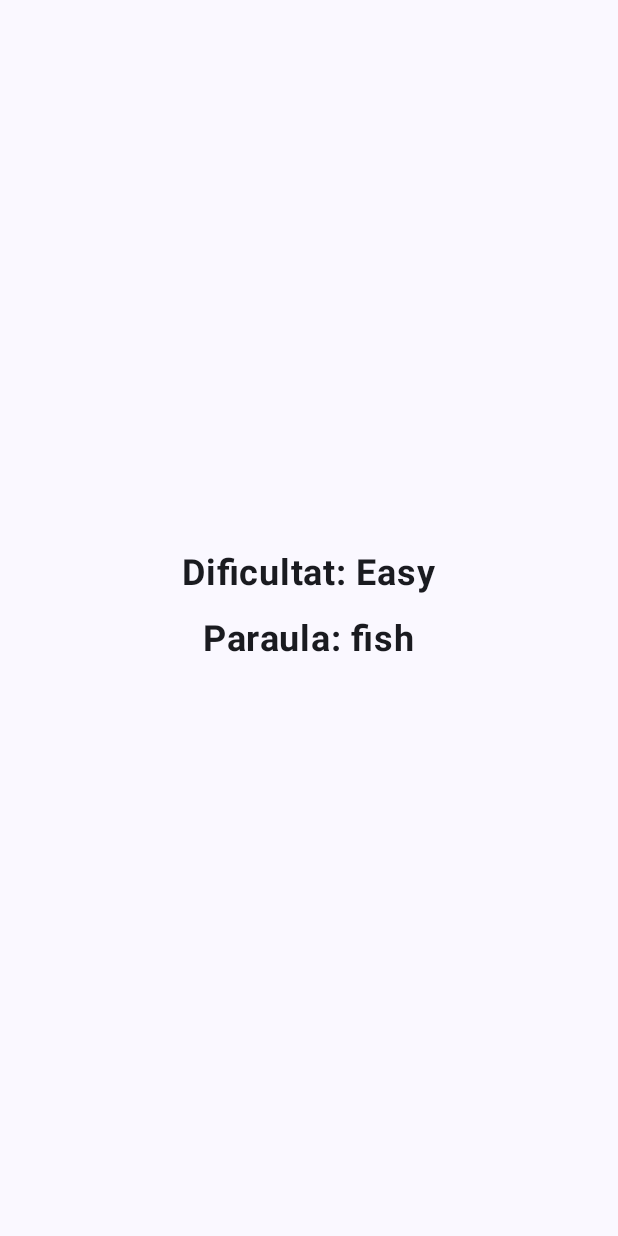
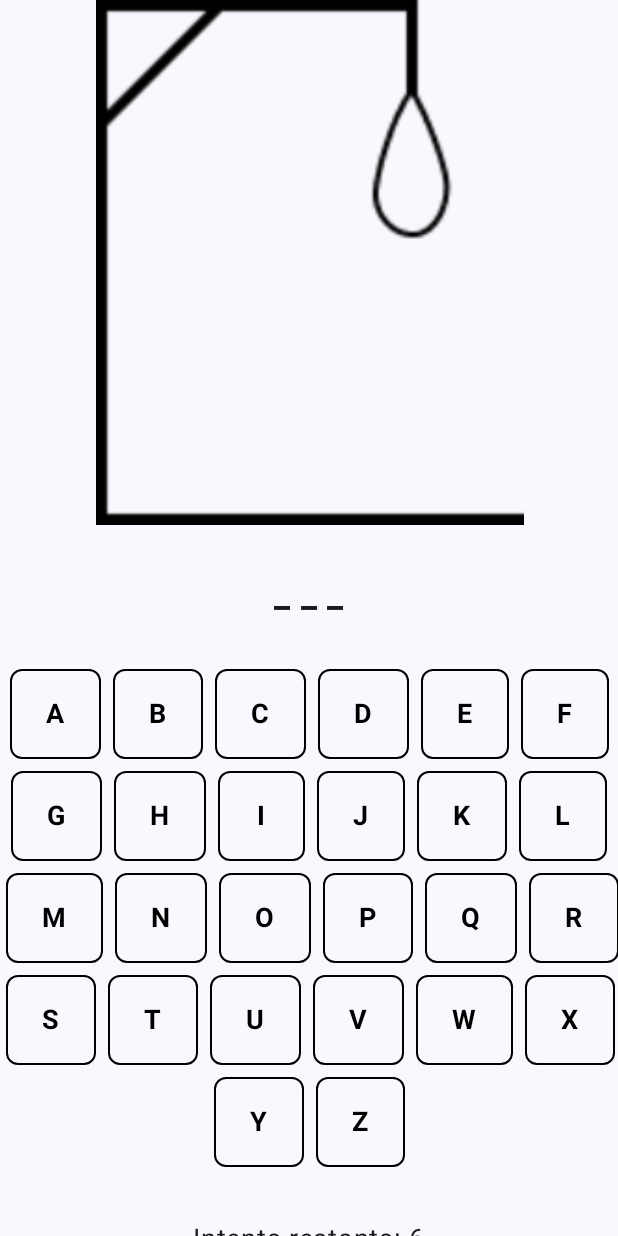
Before and after one commit to LSG-DAM2-M07-24-25/pr04-hangman-app-jaumegandara_joanlinares, an Android app built with Jetpack Compose: the composable GameScreen shown on its own in the app's theme, on a phone screen of 412 x 824 dp. Run offline under Robolectric (Android 15) with nearby library versions, the phone set to English and light mode, and no system bars.

Commit message:
feat: visual del joc funcional, però sence comprovacions de si és correcte o no

```diff
--- a/app/src/main/java/com/example/pr04_hangman_app_jaumegandara_joanlinares/view/GameScreen.kt
+++ b/app/src/main/java/com/example/pr04_hangman_app_jaumegandara_joanlinares/view/GameScreen.kt
@@ -1,41 +1,101 @@
 package com.example.pr04_hangman_app_jaumegandara_joanlinares.view
 
+import androidx.compose.foundation.BorderStroke
+import androidx.compose.foundation.Image
+import androidx.compose.foundation.layout.*
+import androidx.compose.foundation.lazy.LazyRow
+import androidx.compose.foundation.lazy.items
+import androidx.compose.material3.*
 import androidx.compose.runtime.Composable
-import androidx.compose.runtime.remember
+import androidx.compose.runtime.getValue
 import androidx.compose.ui.Alignment
 import androidx.compose.ui.Modifier
-import androidx.compose.foundation.layout.*
-import androidx.compose.material3.*
+import androidx.compose.ui.graphics.Color
+import androidx.compose.ui.res.painterResource
 import androidx.compose.ui.text.font.FontWeight
 import androidx.compose.ui.unit.dp
 import androidx.compose.ui.unit.sp
+import androidx.lifecycle.viewmodel.compose.viewModel
 import androidx.navigation.NavController
-import com.example.pr04_hangman_app_jaumegandara_joanlinares.Model.Words
+import com.example.pr04_hangman_app_jaumegandara_joanlinares.R
+import com.example.pr04_hangman_app_jaumegandara_joanlinares.viewModel.GameViewModel
 
 @Composable
-fun GameScreen(navController: NavController) {
+fun GameScreen(navController: NavController, gameViewModel: GameViewModel = viewModel()) {
     val difficulty = navController.currentBackStackEntry?.arguments?.getString("difficulty") ?: "Easy"
-
-    val words = Words()
-    val selectedWord = remember { words.getRandomWords(difficulty) }
+    val remainingAttempts by gameViewModel.remainingAttempts
+    val guessedLetters by gameViewModel.guessedLetters
+    val selectedWord = gameViewModel.selectedWord
+    val wordDisplay = selectedWord.map { if (it in guessedLetters) it else '_' }.joinToString(" ")
+    val alphabet = ('A'..'Z').toList()
+    val letterGroups = alphabet.chunked(6)
 
     Column(
         modifier = Modifier.fillMaxSize(),
         verticalArrangement = Arrangement.Center,
         horizontalAlignment = Alignment.CenterHorizontally
     ) {
-        Text(
-            text = "Dificultat: $difficulty",
-            fontSize = 24.sp,
-            fontWeight = FontWeight.Bold,
-            modifier = Modifier.padding(bottom = 16.dp)
+        Image(
+            painter = painterResource(id = GallowImage(remainingAttempts)),
+            contentDescription = "Hangman",
+            modifier = Modifier
+                .width(350.dp)
+                .height(350.dp)
         )
 
         Text(
-            text = "Paraula: $selectedWord",
+            text = wordDisplay,
             fontSize = 24.sp,
             fontWeight = FontWeight.Bold,
-            modifier = Modifier.padding(bottom = 16.dp)
+            modifier = Modifier.padding(32.dp)
+        )
+
+        letterGroups.forEach { group ->
+            LazyRow(
+                modifier = Modifier.fillMaxWidth(),
+                horizontalArrangement = Arrangement.Center
+            ) {
+                items(group) { letter ->
+                    Button(
+                        modifier = Modifier
+                            .padding(4.dp).height(60.dp),
+                        onClick = { gameViewModel.onLetterClicked(letter) },
+                        enabled = !guessedLetters.contains(letter),
+                        shape = MaterialTheme.shapes.small,
+                        colors = ButtonDefaults.buttonColors(
+                            containerColor = Color.Transparent,
+                            contentColor = Color.Black
+                        ),
+                        border = BorderStroke(1.dp, Color.Black)
+                    ) {
+                        Text(
+                            text = letter.toString(),
+                            fontSize = 18.sp,
+                            fontWeight = FontWeight.Bold,
+                            color = Color.Black
+                        )
+                    }
+                }
+            }
+        }
+
+        Text(
+            text = "Intents restants: $remainingAttempts",
+            fontSize = 18.sp,
+            modifier = Modifier.padding(top = 32.dp)
         )
     }
 }
+
+@Composable
+fun GallowImage(remainingAttempts: Int): Int {
+    return when (remainingAttempts) {
+        0 -> R.drawable.gallows6
+        1 -> R.drawable.gallows5
+        2 -> R.drawable.gallows4
+        3 -> R.drawable.gallows3
+        4 -> R.drawable.gallows2
+        5 -> R.drawable.gallows1
+        else -> R.drawable.gallows0
+    }
+}
--- a/app/src/main/java/com/example/pr04_hangman_app_jaumegandara_joanlinares/viewModel/GameViewModel.kt
+++ b/app/src/main/java/com/example/pr04_hangman_app_jaumegandara_joanlinares/viewModel/GameViewModel.kt
@@ -1,5 +1,20 @@
 package com.example.pr04_hangman_app_jaumegandara_joanlinares.viewModel
 
-class GameViewModel {
+import androidx.compose.runtime.mutableStateOf
+import androidx.lifecycle.ViewModel
+import com.example.pr04_hangman_app_jaumegandara_joanlinares.Model.Words
 
+class GameViewModel : ViewModel() {
+    val selectedWord = Words().getRandomWords("Easy")  // Exemple de dificultat "Easy"
+    val remainingAttempts = mutableStateOf(6)  // Comença amb 6 intents
+    val guessedLetters = mutableStateOf(mutableListOf<Char>())  // Lletres encertades per l'usuari
+
+    // Funció per manejar el clic a una lletra
+    fun onLetterClicked(letter: Char) {
+        if (letter in selectedWord) {
+            guessedLetters.value.add(letter)  // Afegir la lletra encertada
+        } else {
+            remainingAttempts.value -= 1  // Restar intents
+        }
+    }
 }
--- a/app/src/main/java/com/example/pr04_hangman_app_jaumegandara_joanlinares/viewModel/MenuViewModel.kt
+++ b/app/src/main/java/com/example/pr04_hangman_app_jaumegandara_joanlinares/viewModel/MenuViewModel.kt
@@ -18,7 +18,7 @@ class MenuViewModel : ViewModel() {
 
     private fun startLoading() {
         viewModelScope.launch {
-            delay(4000)
+            delay(2000)
             _isLoading.value = false
         }
     }
```
